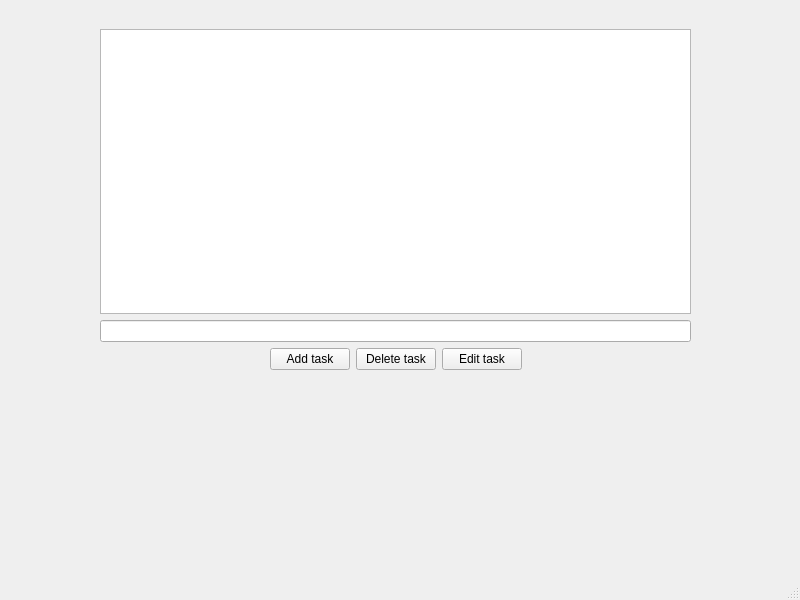
Above: mainwindow.ui from KateKkos/Task_Manager before the change. Below: the same form after it.
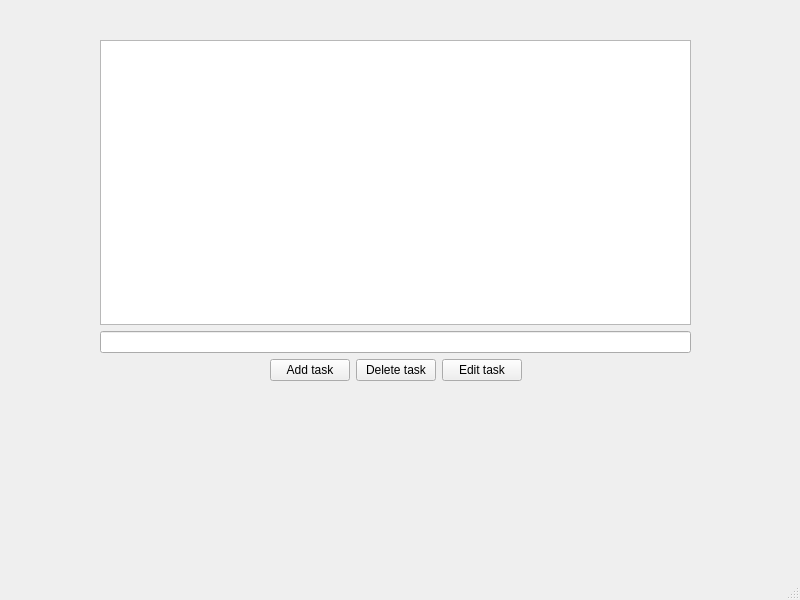
That is the form after the change.

What changed in the file:
```diff
--- a/mainwindow.ui
+++ b/mainwindow.ui
@@ -18,20 +18,24 @@
     <property name="geometry">
      <rect>
       <x>100</x>
-      <y>29</y>
+      <y>40</y>
       <width>591</width>
       <height>341</height>
      </rect>
     </property>
     <layout class="QVBoxLayout" name="verticalLayout_2">
      <item>
+      <layout class="QVBoxLayout" name="verticalLayout_3">
+       <item>
       <widget class="QListWidget" name="listWidget"/>
      </item>
-     <item>
-      <layout class="QVBoxLayout" name="verticalLayout">
+      </layout>
+     </item>
        <item>
         <widget class="QLineEdit" name="lineEditTask"/>
        </item>
+     <item>
+      <layout class="QVBoxLayout" name="verticalLayout">
        <item>
         <layout class="QHBoxLayout" name="horizontalLayout">
          <item>
```
Left out of the diff: 2 changed lines with no effect on the pictures. Lines whose indentation alone changed are shown as unchanged.
